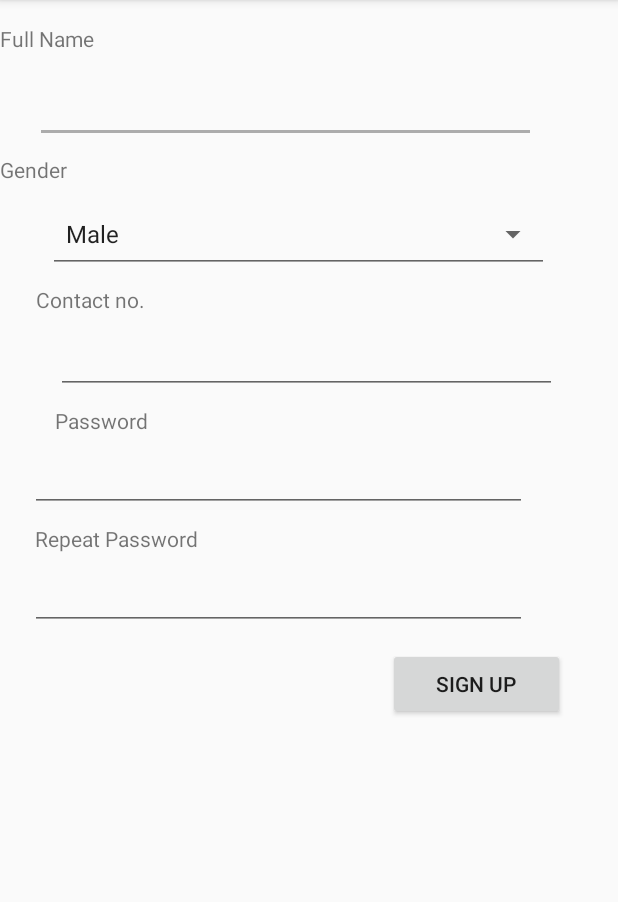
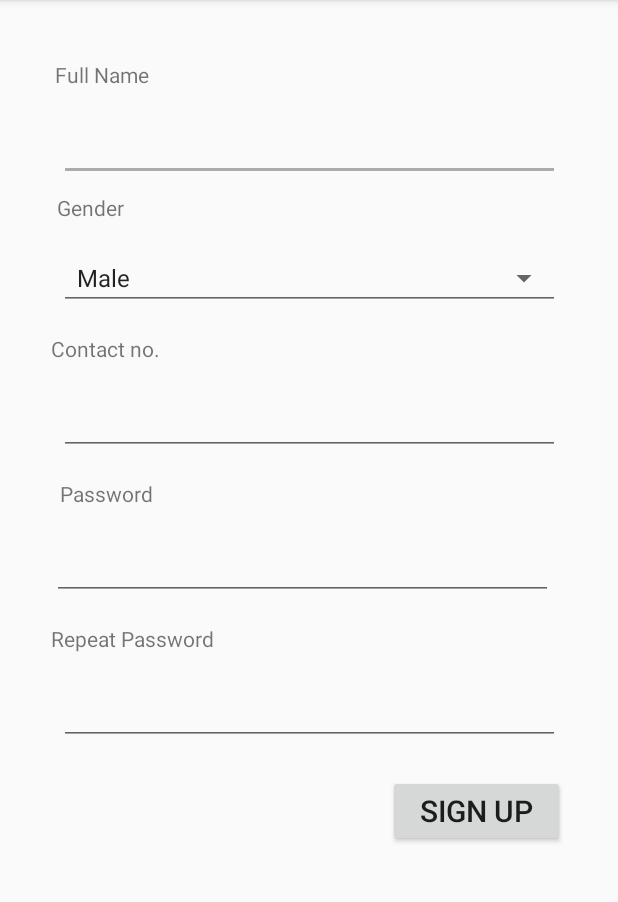
Before and after one commit to naumanahmad9/VolunteerApp, an Android app: the SignupActivity screen opened directly, with no data from a screen before it, on a phone screen of 412 x 824 dp, the part 84-986 px from its top. Run offline under Robolectric (Android 15) with nearby library versions, the phone set to English and light mode, and no system bars.

Commit message:
made changes

```diff
--- a/app/src/main/res/layout/activity_signup.xml
+++ b/app/src/main/res/layout/activity_signup.xml
@@ -10,61 +10,73 @@
     <EditText
         android:id="@+id/login_contact3"
         android:layout_width="334dp"
-        android:layout_height="51dp"
-        android:layout_marginStart="4dp"
+        android:layout_height="wrap_content"
+        android:layout_marginStart="6dp"
         android:layout_marginTop="8dp"
-        android:layout_marginEnd="8dp"
+        android:layout_marginEnd="6dp"
+        android:layout_marginBottom="8dp"
         android:ems="10"
         android:inputType="number"
+        app:layout_constraintBottom_toTopOf="@+id/textView11"
         app:layout_constraintEnd_toEndOf="parent"
-        app:layout_constraintHorizontal_bias="0.289"
         app:layout_constraintStart_toStartOf="parent"
         app:layout_constraintTop_toBottomOf="@+id/textView13" />
 
     <TextView
         android:id="@+id/textView13"
         android:layout_width="wrap_content"
-        android:layout_height="20dp"
-        android:layout_marginTop="16dp"
+        android:layout_height="wrap_content"
+        android:layout_marginStart="30dp"
+        android:layout_marginTop="40dp"
+        android:layout_marginEnd="306dp"
+        android:layout_marginBottom="8dp"
         android:text="Full Name"
-        app:layout_constraintTop_toTopOf="parent"
-        tools:layout_editor_absoluteX="16dp" />
+        app:layout_constraintBottom_toTopOf="@+id/login_contact3"
+        app:layout_constraintEnd_toEndOf="parent"
+        app:layout_constraintStart_toStartOf="parent"
+        app:layout_constraintTop_toTopOf="parent" />
 
     <Spinner
         android:id="@+id/login_contact2"
+        style="@style/Widget.AppCompat.Spinner.Underlined"
         android:layout_width="334dp"
-        android:layout_height="51dp"
-        android:layout_marginStart="4dp"
-        android:layout_marginTop="8dp"
-        android:layout_marginEnd="8dp"
+        android:layout_height="wrap_content"
+        android:layout_marginStart="6dp"
+        android:layout_marginTop="16dp"
+        android:layout_marginEnd="6dp"
+        android:layout_marginBottom="8dp"
         android:entries="@array/gender_spinner_entries"
-        style="@style/Widget.AppCompat.Spinner.Underlined"
         android:hint="Select"
+        app:layout_constraintBottom_toTopOf="@+id/textView7"
         app:layout_constraintEnd_toEndOf="parent"
-        app:layout_constraintHorizontal_bias="0.421"
         app:layout_constraintStart_toStartOf="parent"
         app:layout_constraintTop_toBottomOf="@+id/textView11" />
 
     <TextView
         android:id="@+id/textView11"
         android:layout_width="wrap_content"
-        android:layout_height="0dp"
+        android:layout_height="wrap_content"
+        android:layout_marginStart="30dp"
         android:layout_marginTop="8dp"
+        android:layout_marginEnd="315dp"
         android:text="Gender"
-        app:layout_constraintTop_toBottomOf="@+id/login_contact3"
-        tools:layout_editor_absoluteX="23dp" />
+        app:layout_constraintEnd_toEndOf="parent"
+        app:layout_constraintHorizontal_bias="0.35"
+        app:layout_constraintStart_toStartOf="parent"
+        app:layout_constraintTop_toBottomOf="@+id/login_contact3" />
 
     <EditText
         android:id="@+id/login_password2"
-        android:layout_width="331dp"
-        android:layout_height="43dp"
-        android:layout_marginStart="20dp"
+        android:layout_width="334dp"
+        android:layout_height="wrap_content"
+        android:layout_marginStart="6dp"
         android:layout_marginTop="8dp"
-        android:layout_marginEnd="144dp"
+        android:layout_marginEnd="6dp"
+        android:layout_marginBottom="20dp"
         android:ems="10"
         android:inputType="numberPassword"
+        app:layout_constraintBottom_toTopOf="@+id/login_btn"
         app:layout_constraintEnd_toEndOf="parent"
-        app:layout_constraintHorizontal_bias="0.0"
         app:layout_constraintStart_toStartOf="parent"
         app:layout_constraintTop_toBottomOf="@+id/textView8" />
 
@@ -72,25 +84,30 @@
         android:id="@+id/textView8"
         android:layout_width="wrap_content"
         android:layout_height="wrap_content"
-        android:layout_marginStart="23dp"
+        android:layout_marginStart="34dp"
         android:layout_marginTop="8dp"
         android:layout_marginEnd="300dp"
+        android:layout_marginBottom="8dp"
         android:text="Repeat Password"
+        app:layout_constraintBottom_toTopOf="@+id/login_password2"
         app:layout_constraintEnd_toEndOf="parent"
         app:layout_constraintHorizontal_bias="0.0"
         app:layout_constraintStart_toStartOf="parent"
-        app:layout_constraintTop_toBottomOf="@+id/login_password" />
+        app:layout_constraintTop_toBottomOf="@+id/login_password"
+        app:layout_constraintVertical_chainStyle="spread_inside" />
 
     <TextView
         android:id="@+id/textView7"
         android:layout_width="wrap_content"
         android:layout_height="wrap_content"
-        android:layout_marginStart="24dp"
+        android:layout_marginStart="34dp"
         android:layout_marginTop="8dp"
         android:layout_marginEnd="321dp"
+        android:layout_marginBottom="8dp"
         android:text="Contact no."
+        app:layout_constraintBottom_toTopOf="@+id/login_contact"
         app:layout_constraintEnd_toEndOf="parent"
-        app:layout_constraintHorizontal_bias="0.03"
+        app:layout_constraintHorizontal_bias="0.0"
         app:layout_constraintStart_toStartOf="parent"
         app:layout_constraintTop_toBottomOf="@+id/login_contact2" />
 
@@ -98,11 +115,13 @@
         android:id="@+id/login_contact"
         android:layout_width="334dp"
         android:layout_height="wrap_content"
-        android:layout_marginStart="4dp"
+        android:layout_marginStart="6dp"
         android:layout_marginTop="8dp"
-        android:layout_marginEnd="8dp"
+        android:layout_marginEnd="6dp"
+        android:layout_marginBottom="8dp"
         android:ems="10"
         android:inputType="number"
+        app:layout_constraintBottom_toTopOf="@+id/textView9"
         app:layout_constraintEnd_toEndOf="parent"
         app:layout_constraintStart_toStartOf="parent"
         app:layout_constraintTop_toBottomOf="@+id/textView7" />
@@ -111,25 +130,28 @@
         android:id="@+id/textView9"
         android:layout_width="wrap_content"
         android:layout_height="wrap_content"
-        android:layout_marginStart="23dp"
+        android:layout_marginStart="30dp"
         android:layout_marginTop="8dp"
         android:layout_marginEnd="300dp"
+        android:layout_marginBottom="8dp"
         android:text="Password"
+        app:layout_constraintBottom_toTopOf="@+id/login_password"
         app:layout_constraintEnd_toEndOf="parent"
         app:layout_constraintStart_toStartOf="parent"
         app:layout_constraintTop_toBottomOf="@+id/login_contact" />
 
     <EditText
         android:id="@+id/login_password"
-        android:layout_width="331dp"
-        android:layout_height="43dp"
-        android:layout_marginStart="20dp"
+        android:layout_width="334dp"
+        android:layout_height="wrap_content"
+        android:layout_marginStart="22dp"
         android:layout_marginTop="8dp"
-        android:layout_marginEnd="144dp"
+        android:layout_marginEnd="31dp"
+        android:layout_marginBottom="8dp"
         android:ems="10"
         android:inputType="numberPassword"
+        app:layout_constraintBottom_toTopOf="@+id/textView8"
         app:layout_constraintEnd_toEndOf="parent"
-        app:layout_constraintHorizontal_bias="0.0"
         app:layout_constraintStart_toStartOf="parent"
         app:layout_constraintTop_toBottomOf="@+id/textView9" />
 
@@ -138,9 +160,10 @@
         android:layout_width="118dp"
         android:layout_height="wrap_content"
         android:layout_marginStart="231dp"
-        android:layout_marginTop="12dp"
+        android:layout_marginTop="20dp"
         android:layout_marginEnd="35dp"
         android:text="Sign up"
+        android:textSize="20sp"
         app:layout_constraintEnd_toEndOf="parent"
         app:layout_constraintHorizontal_bias="1.0"
         app:layout_constraintStart_toStartOf="parent"
```
Also changed, not shown: app/src/main/res/layout/activity_login.xml (+52 -30 lines), app/src/main/res/layout/activity_splash_screen.xml (+13 -3 lines).
